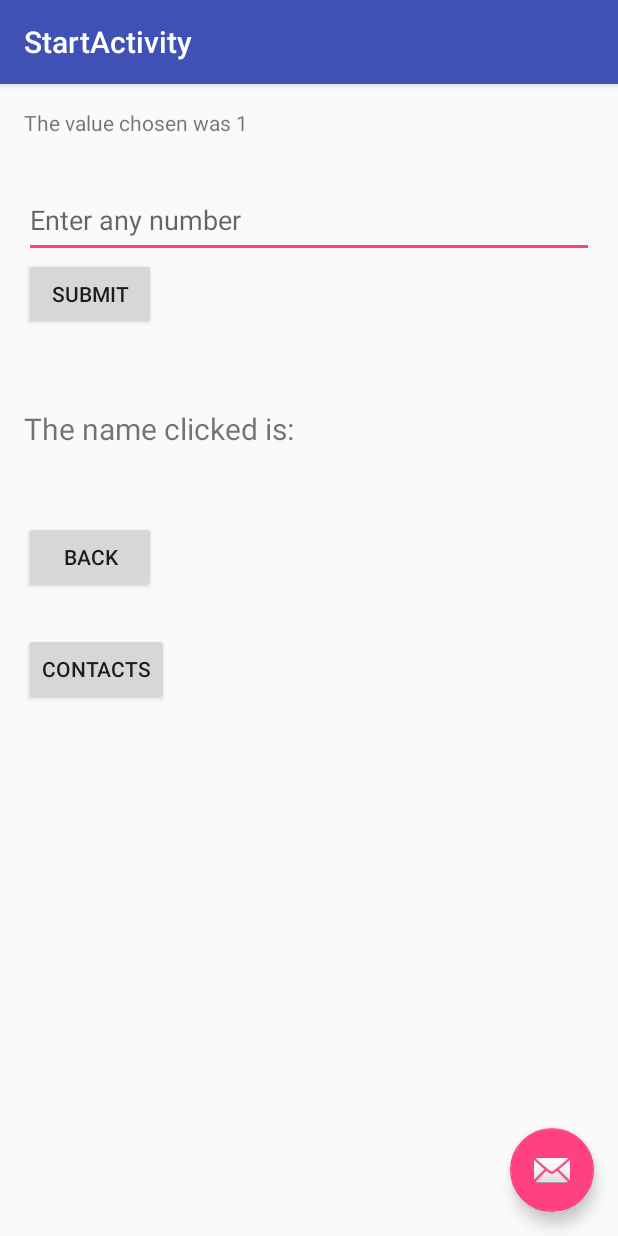
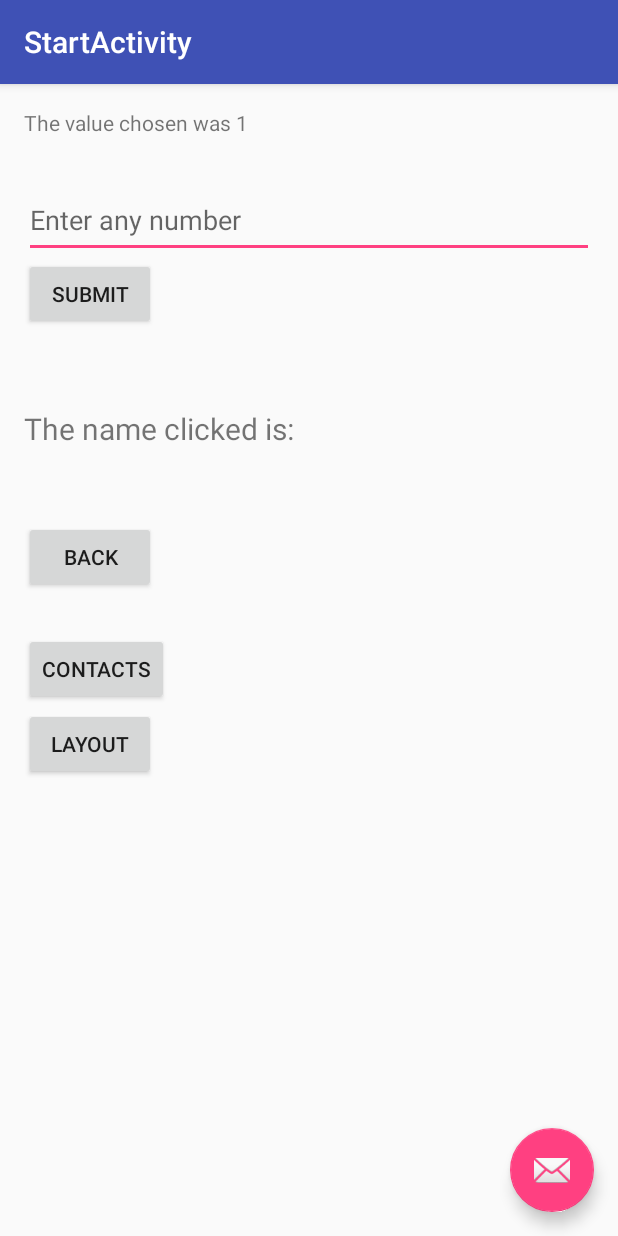
Before and after one commit to 2016jchoi/ActivityLifeCycle, an Android app: the screen it shows after launch (StartActivity), after a tap on "SUBMIT", on a phone screen of 412 x 824 dp. Run offline under Robolectric (Android 15) with nearby library versions, the phone set to English and light mode, and no system bars; 1 other tap on this screen came first.

Commit message:
Access another app from my app Activity Life Cycle <--> Hello World

```diff
--- a/app/src/main/AndroidManifest.xml
+++ b/app/src/main/AndroidManifest.xml
@@ -17,6 +17,11 @@
 
                 <category android:name="android.intent.category.LAUNCHER" />
             </intent-filter>
+            <intent-filter>
+                <action android:name="android.intent.action.SEND"/>
+                <category android:name="android.intent.category.DEFAULT"/>
+                <data android:mimeType="text/plain"/>
+            </intent-filter>
         </activity>
         <activity
             android:name=".StartActivity"
--- a/app/src/main/java/com/example/jchoi/activitylifecycle/StartActivity.java
+++ b/app/src/main/java/com/example/jchoi/activitylifecycle/StartActivity.java
@@ -66,6 +66,14 @@ public class StartActivity extends AppCompatActivity {
                 startActivityForResult(intent, PICK_CONTACT);
             }
         });
+        Button buttonl = (Button) findViewById(R.id.layout);
+        buttonl.setOnClickListener(new View.OnClickListener() {
+
+            public void onClick(View v) {
+                Intent l = getPackageManager().getLaunchIntentForPackage("com.example.jchoi.helloworld");
+                startActivity(l);
+            }
+        });
     }
     @Override
     public void onActivityResult(int reqCode, int resultCode, Intent data) {
--- a/app/src/main/res/layout/content_start.xml
+++ b/app/src/main/res/layout/content_start.xml
@@ -55,5 +55,12 @@
         android:text = "The name clicked is: "
         android:textSize="20dp"
         />
+    <Button
+        android:layout_height="wrap_content"
+        android:layout_width="wrap_content"
+        android:text="LAYOUT"
+        android:id="@+id/layout"
+        android:layout_marginTop="400dp"
+        />
 
 </RelativeLayout>
```
Also changed, not shown: 26 other files.
